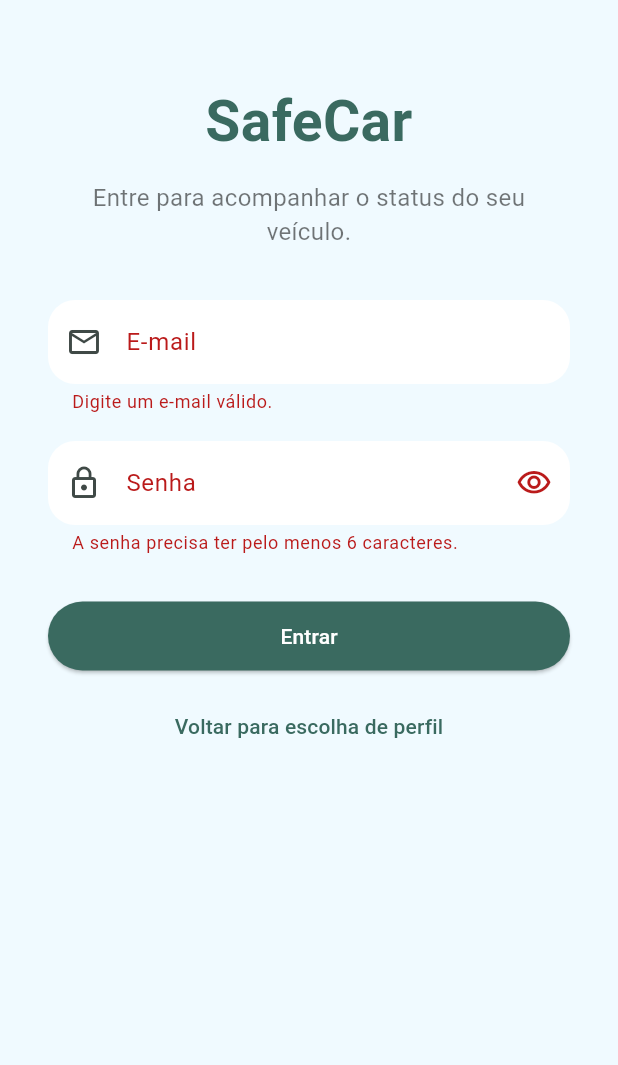
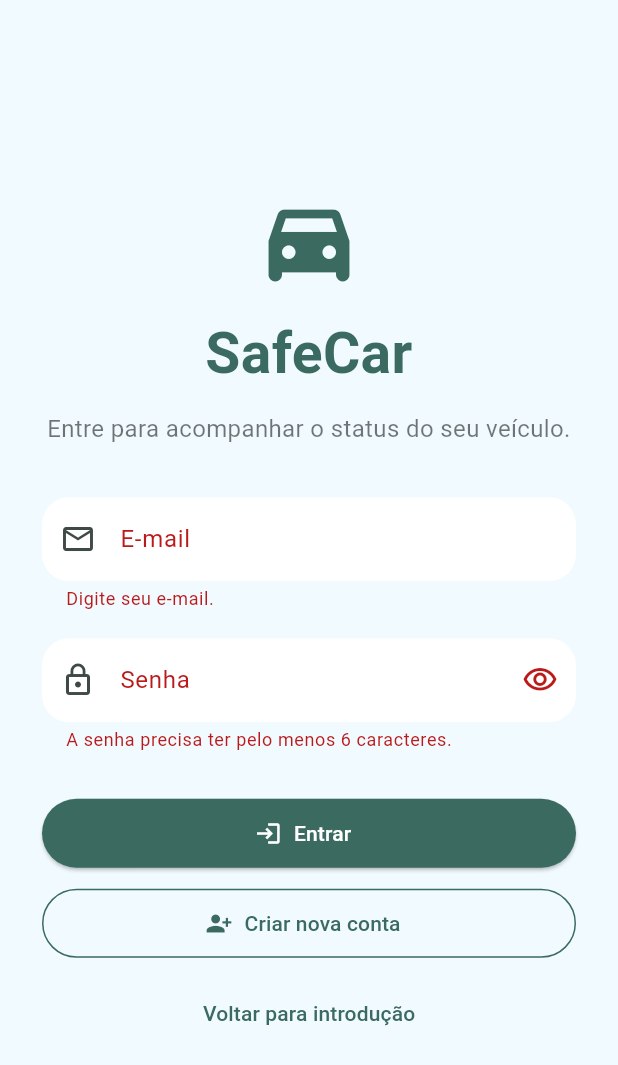
Before and after one commit to CauaCarvalhoo/safecar-app, a Flutter app: the LoginPage screen opened by its route, after a tap on "Entrar", on a phone screen of 412 x 824 dp. Shown: the top 1065 px of the screen. Run offline on Flutter 3.47's test engine with Material 3 defaults, Android fonts, the phone set to English and light mode, and no system bars; our stand-ins replace cloud_firestore, firebase_auth, firebase_core; accounts and stored records are empty.

Commit message:
Adicionado o Firebase Auth e também corrigido o fluxo das telas

```diff
--- a/lib/main.dart
+++ b/lib/main.dart
@@ -4,6 +4,7 @@ import 'package:flutter/material.dart';
 import 'firebase_options.dart';
 import 'screens/home_page.dart';
 import 'screens/intro_page.dart';
+import 'screens/login_choice_page.dart';
 import 'screens/login_page.dart';
 import 'screens/register_page.dart';
 import 'screens/splash_screen.dart';
@@ -52,13 +53,14 @@ class SafeCarApp extends StatelessWidget {
               icon: Icons.notifications_active_outlined,
               title: 'Alertas claros no aplicativo',
               subtitle: 'Receba avisos de faróis acesos, vidros abertos e movimentações suspeitas.',
-              nextRoute: '/register',
+              nextRoute: '/login_choice',
               backRoute: '/intro2',
             ),
 
-        '/register': (context) => const RegisterPage(),
+        '/login_choice': (context) => const LoginChoicePage(),
         '/login_user': (context) => const LoginPage(userType: 'usuario'),
         '/login_assistant': (context) => const LoginPage(userType: 'assistente'),
+        '/register': (context) => const RegisterPage(),
         '/home': (context) => const HomePage(),
       },
     );
--- a/lib/screens/login_page.dart
+++ b/lib/screens/login_page.dart
@@ -1,3 +1,5 @@
+import 'package:cloud_firestore/cloud_firestore.dart';
+import 'package:firebase_auth/firebase_auth.dart';
 import 'package:flutter/material.dart';
 
 import '../theme/app_theme.dart';
@@ -13,15 +15,115 @@ class LoginPage extends StatefulWidget {
 
 class _LoginPageState extends State<LoginPage> {
   final GlobalKey<FormState> _formKey = GlobalKey<FormState>();
+
+  final TextEditingController _emailController = TextEditingController();
+  final TextEditingController _passwordController = TextEditingController();
+
   bool _obscurePassword = true;
+  bool _loading = false;
 
-  void _login() {
-    if (_formKey.currentState!.validate()) {
-      Navigator.pushReplacementNamed(context, '/home');
-      ScaffoldMessenger.of(context).showSnackBar(
-        SnackBar(content: Text('Login efetuado como ${widget.userType}.')),
+  @override
+  void dispose() {
+    _emailController.dispose();
+    _passwordController.dispose();
+    super.dispose();
+  }
+
+  Future<void> _login() async {
+    final formIsValid = _formKey.currentState?.validate() ?? false;
+
+    if (!formIsValid) {
+      return;
+    }
+
+    setState(() {
+      _loading = true;
+    });
+
+    try {
+      final credential = await FirebaseAuth.instance.signInWithEmailAndPassword(
+        email: _emailController.text.trim(),
+        password: _passwordController.text.trim(),
+      );
+
+      final user = credential.user;
+
+      if (user == null) {
+        throw FirebaseAuthException(
+          code: 'user-not-found',
+          message: 'Usuário não encontrado.',
         );
       }
+
+      final userDoc = await FirebaseFirestore.instance.collection('users').doc(user.uid).get();
+
+      String profileType = widget.userType;
+      String userName = user.displayName ?? 'usuário';
+
+      if (userDoc.exists) {
+        final data = userDoc.data();
+
+        profileType = data?['profileType']?.toString() ?? profileType;
+        userName = data?['name']?.toString() ?? userName;
+      }
+
+      if (!mounted) return;
+
+      ScaffoldMessenger.of(context).showSnackBar(
+        SnackBar(
+          content: Text('Bem-vindo, $userName! Perfil: ${_formatProfileType(profileType)}.'),
+        ),
+      );
+
+      Navigator.pushReplacementNamed(context, '/home');
+    } on FirebaseAuthException catch (error) {
+      if (!mounted) return;
+
+      ScaffoldMessenger.of(context).showSnackBar(
+        SnackBar(content: Text(_getFirebaseErrorMessage(error.code))),
+      );
+    } catch (error) {
+      if (!mounted) return;
+
+      ScaffoldMessenger.of(context).showSnackBar(
+        const SnackBar(
+          content: Text('Não foi possível fazer login. Tente novamente.'),
+        ),
+      );
+    } finally {
+      if (mounted) {
+        setState(() {
+          _loading = false;
+        });
+      }
+    }
+  }
+
+  String _getFirebaseErrorMessage(String code) {
+    switch (code) {
+      case 'invalid-email':
+        return 'Informe um e-mail válido.';
+      case 'user-disabled':
+        return 'Esta conta foi desativada.';
+      case 'user-not-found':
+        return 'Nenhuma conta encontrada com este e-mail.';
+      case 'wrong-password':
+        return 'Senha incorreta.';
+      case 'invalid-credential':
+        return 'E-mail ou senha incorretos.';
+      case 'network-request-failed':
+        return 'Falha de conexão. Verifique sua internet.';
+      default:
+        return 'Erro ao fazer login. Código: $code';
+    }
+  }
+
+  String _formatProfileType(String profileType) {
+    if (profileType == 'assistente') {
+      return 'assistente técnico';
+    }
+
+    return 'usuário';
   }
 
   @override
@@ -32,11 +134,22 @@ class _LoginPageState extends State<LoginPage> {
 
     return Scaffold(
       body: SafeArea(
+        child: Center(
           child: SingleChildScrollView(
-          padding: const EdgeInsets.symmetric(horizontal: 32, vertical: 54),
+            padding: const EdgeInsets.symmetric(horizontal: 28, vertical: 32),
+            child: ConstrainedBox(
+              constraints: const BoxConstraints(maxWidth: 430),
+              child: Form(
+                key: _formKey,
                 child: Column(
                   crossAxisAlignment: CrossAxisAlignment.stretch,
                   children: [
+                    const Icon(
+                      Icons.directions_car_filled_rounded,
+                      color: AppTheme.primary,
+                      size: 72,
+                    ),
+                    const SizedBox(height: 12),
                     const Text(
                       'SafeCar',
                       textAlign: TextAlign.center,
@@ -50,61 +163,111 @@ class _LoginPageState extends State<LoginPage> {
                     Text(
                       welcomeText,
                       textAlign: TextAlign.center,
-                style: const TextStyle(fontSize: 16, color: Colors.black54),
+                      style: const TextStyle(
+                        fontSize: 16,
+                        color: Colors.black54,
+                      ),
                     ),
                     const SizedBox(height: 34),
-              Form(
-                key: _formKey,
-                child: Column(
-                  children: [
+
                     TextFormField(
+                      controller: _emailController,
                       decoration: const InputDecoration(
                         labelText: 'E-mail',
                         prefixIcon: Icon(Icons.email_outlined),
                       ),
                       keyboardType: TextInputType.emailAddress,
+                      textInputAction: TextInputAction.next,
                       validator: (value) {
-                        if (value == null || !value.contains('@')) {
+                        final email = value?.trim() ?? '';
+
+                        if (email.isEmpty) {
+                          return 'Digite seu e-mail.';
+                        }
+
+                        if (!email.contains('@') || !email.contains('.')) {
                           return 'Digite um e-mail válido.';
                         }
+
                         return null;
                       },
                     ),
                     const SizedBox(height: 18),
+
                     TextFormField(
+                      controller: _passwordController,
                       decoration: InputDecoration(
                         labelText: 'Senha',
                         prefixIcon: const Icon(Icons.lock_outline),
                         suffixIcon: IconButton(
-                          icon: Icon(_obscurePassword ? Icons.visibility_outlined : Icons.visibility_off_outlined),
-                          onPressed: () => setState(() => _obscurePassword = !_obscurePassword),
+                          icon: Icon(
+                            _obscurePassword ? Icons.visibility_outlined : Icons.visibility_off_outlined,
+                          ),
+                          onPressed: () {
+                            setState(() {
+                              _obscurePassword = !_obscurePassword;
+                            });
+                          },
                         ),
                       ),
                       obscureText: _obscurePassword,
+                      textInputAction: TextInputAction.done,
+                      onFieldSubmitted: (_) {
+                        if (!_loading) {
+                          _login();
+                        }
+                      },
                       validator: (value) {
-                        if (value == null || value.length < 6) {
+                        final password = value ?? '';
+
+                        if (password.length < 6) {
                           return 'A senha precisa ter pelo menos 6 caracteres.';
                         }
+
                         return null;
                       },
                     ),
                     const SizedBox(height: 30),
-                    SizedBox(
-                      width: double.infinity,
-                      child: ElevatedButton(
-                        onPressed: _login,
-                        child: const Text('Entrar'),
+
+                    ElevatedButton.icon(
+                      onPressed: _loading ? null : _login,
+                      icon: _loading
+                          ? const SizedBox(
+                              width: 18,
+                              height: 18,
+                              child: CircularProgressIndicator(
+                                strokeWidth: 2,
+                                color: Colors.white,
                               ),
+                            )
+                          : const Icon(Icons.login),
+                      label: Text(_loading ? 'Entrando...' : 'Entrar'),
                     ),
                     const SizedBox(height: 12),
+
+                    OutlinedButton.icon(
+                      onPressed: _loading
+                          ? null
+                          : () {
+                              Navigator.pushReplacementNamed(context, '/register');
+                            },
+                      icon: const Icon(Icons.person_add_alt_1),
+                      label: const Text('Criar nova conta'),
+                    ),
+                    const SizedBox(height: 12),
+
                     TextButton(
-                      onPressed: () => Navigator.pushReplacementNamed(context, '/register'),
-                      child: const Text('Voltar para escolha de perfil'),
+                      onPressed: _loading
+                          ? null
+                          : () {
+                              Navigator.pushReplacementNamed(context, '/intro1');
+                            },
+                      child: const Text('Voltar para introdução'),
                     ),
                   ],
                 ),
               ),
-            ],
+            ),
           ),
         ),
       ),
```
Also changed, not shown: lib/screens/login_choice_page.dart (added, +71 -0 lines). Lines whose indentation alone changed are shown as unchanged.
